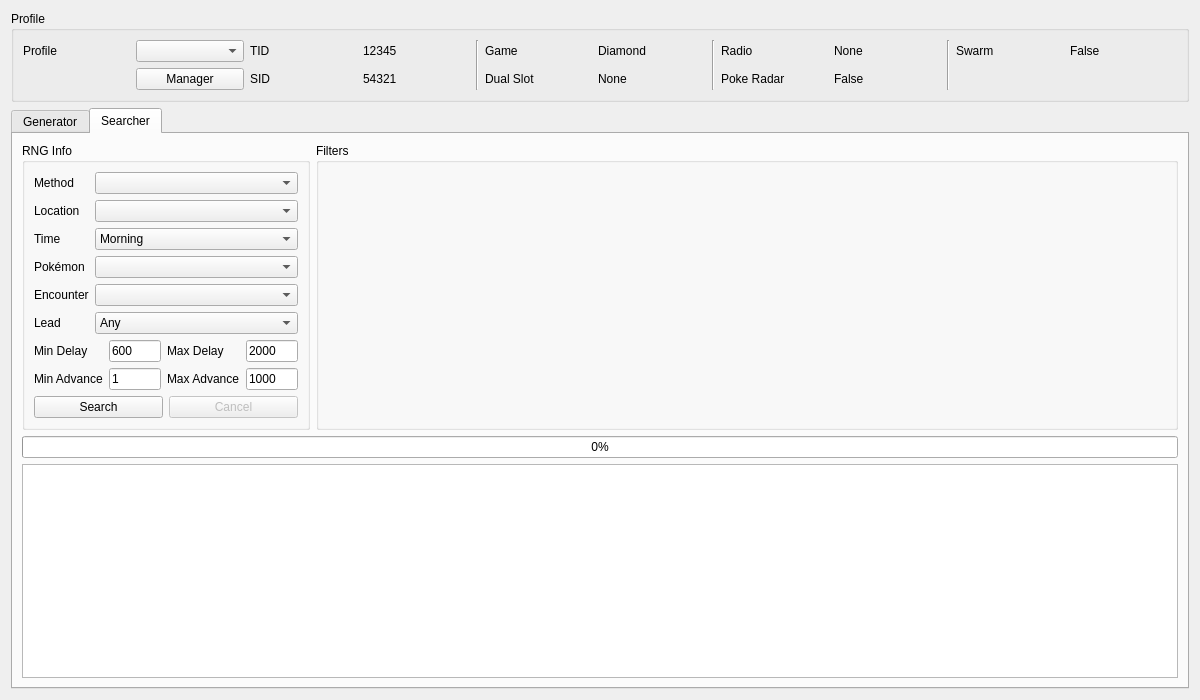
This is Source/Forms/Gen4/Wild4.ui in Admiral-Fish/PokeFinder as Qt 5 draws it before an edit. The edited form follows.
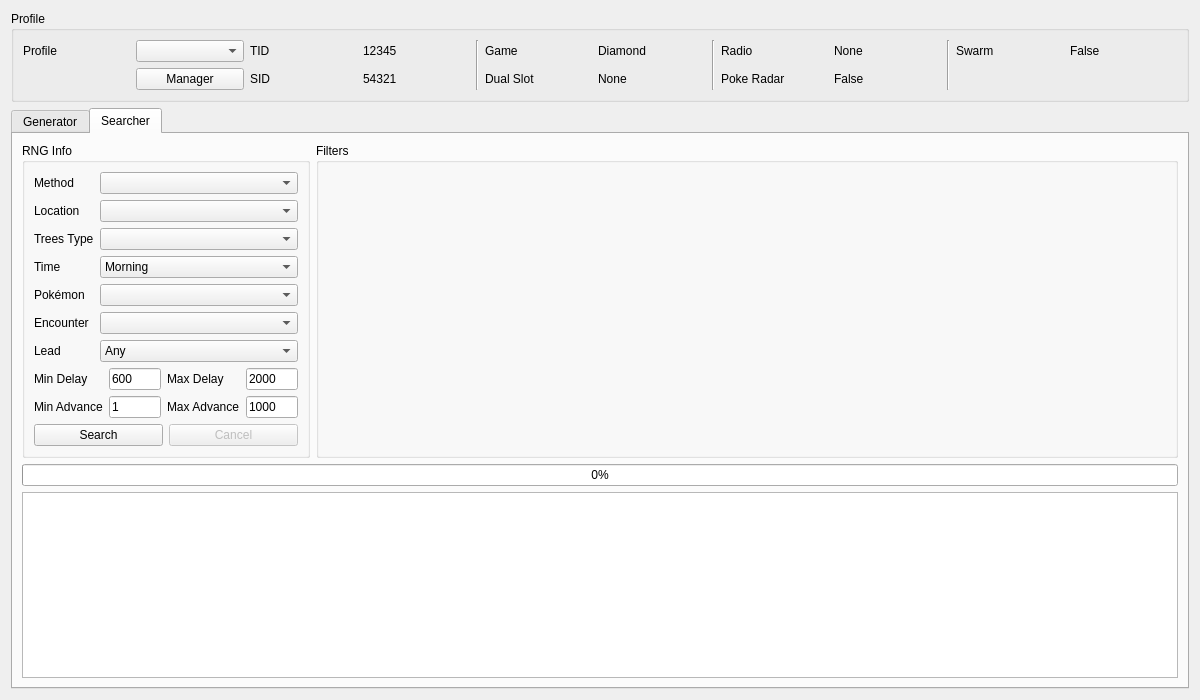
This is the edited form. The open tabs and pages were chosen to show the change. Custom widgets are drawn as their Qt base class.

Commit message: Added headbutt to searcher

```diff
--- a/Source/Forms/Gen4/Wild4.ui
+++ b/Source/Forms/Gen4/Wild4.ui
@@ -400,6 +400,62 @@
           <string>RNG Info</string>
          </property>
          <layout class="QGridLayout" name="gridLayout_6">
+          <item row="3" column="1">
+           <widget class="QComboBox" name="comboBoxSearcherTime">
+            <item>
+             <property name="text">
+              <string>Morning</string>
+             </property>
+            </item>
+            <item>
+             <property name="text">
+              <string>Day</string>
+             </property>
+            </item>
+            <item>
+             <property name="text">
+              <string>Night</string>
+             </property>
+            </item>
+           </widget>
+          </item>
+          <item row="6" column="1">
+           <widget class="ComboBox" name="comboBoxSearcherLead">
+            <item>
+             <property name="text">
+              <string>Any</string>
+             </property>
+            </item>
+            <item>
+             <property name="text">
+              <string>Synchronize</string>
+             </property>
+            </item>
+            <item>
+             <property name="text">
+              <string>Cute Charm</string>
+             </property>
+            </item>
+            <item>
+             <property name="text">
+              <string>Compound Eyes</string>
+             </property>
+            </item>
+            <item>
+             <property name="text">
+              <string>Suction Cups</string>
+             </property>
+            </item>
+            <item>
+             <property name="text">
+              <string>None</string>
+             </property>
+            </item>
+           </widget>
+          </item>
+          <item row="0" column="1">
+           <widget class="ComboBox" name="comboBoxSearcherMethod"/>
+          </item>
           <item row="0" column="0">
            <widget class="QLabel" name="labelSearcherMethod">
             <property name="sizePolicy">
@@ -413,22 +469,6 @@
             </property>
            </widget>
           </item>
-          <item row="0" column="1">
-           <widget class="ComboBox" name="comboBoxSearcherMethod"/>
-          </item>
-          <item row="1" column="0">
-           <widget class="QLabel" name="labelSearcherLocation">
-            <property name="sizePolicy">
-             <sizepolicy hsizetype="Fixed" vsizetype="Preferred">
-              <horstretch>0</horstretch>
-              <verstretch>0</verstretch>
-             </sizepolicy>
-            </property>
-            <property name="text">
-             <string>Location</string>
-            </property>
-           </widget>
-          </item>
           <item row="1" column="1">
            <widget class="QComboBox" name="comboBoxSearcherLocation">
             <property name="maxVisibleItems">
@@ -436,8 +476,8 @@
             </property>
            </widget>
           </item>
-          <item row="2" column="0">
-           <widget class="QLabel" name="labelSearcherTime">
+          <item row="6" column="0">
+           <widget class="QLabel" name="labelSearcherLead">
             <property name="sizePolicy">
              <sizepolicy hsizetype="Fixed" vsizetype="Preferred">
               <horstretch>0</horstretch>
@@ -445,30 +485,11 @@
              </sizepolicy>
             </property>
             <property name="text">
-             <string>Time</string>
+             <string>Lead</string>
             </property>
            </widget>
           </item>
-          <item row="2" column="1">
-           <widget class="QComboBox" name="comboBoxSearcherTime">
-            <item>
-             <property name="text">
-              <string>Morning</string>
-             </property>
-            </item>
-            <item>
-             <property name="text">
-              <string>Day</string>
-             </property>
-            </item>
-            <item>
-             <property name="text">
-              <string>Night</string>
-             </property>
-            </item>
-           </widget>
-          </item>
-          <item row="3" column="0">
+          <item row="4" column="0">
            <widget class="QLabel" name="labelSearcherPokemon">
             <property name="sizePolicy">
              <sizepolicy hsizetype="Fixed" vsizetype="Preferred">
@@ -481,10 +502,7 @@
             </property>
            </widget>
           </item>
-          <item row="3" column="1">
-           <widget class="ComboBox" name="comboBoxSearcherPokemon"/>
-          </item>
-          <item row="4" column="0">
+          <item row="5" column="0">
            <widget class="QLabel" name="labelSearcherEncounter">
             <property name="sizePolicy">
              <sizepolicy hsizetype="Fixed" vsizetype="Preferred">
@@ -497,57 +515,69 @@
             </property>
            </widget>
           </item>
+          <item row="3" column="0">
+           <widget class="QLabel" name="labelSearcherTime">
+            <property name="sizePolicy">
+             <sizepolicy hsizetype="Fixed" vsizetype="Preferred">
+              <horstretch>0</horstretch>
+              <verstretch>0</verstretch>
+             </sizepolicy>
+            </property>
+            <property name="text">
+             <string>Time</string>
+            </property>
+           </widget>
+          </item>
           <item row="4" column="1">
-           <widget class="ComboBox" name="comboBoxSearcherEncounter"/>
+           <widget class="ComboBox" name="comboBoxSearcherPokemon"/>
           </item>
-          <item row="5" column="0">
-           <widget class="QLabel" name="labelSearcherLead">
-            <property name="sizePolicy">
-             <sizepolicy hsizetype="Fixed" vsizetype="Preferred">
-              <horstretch>0</horstretch>
-              <verstretch>0</verstretch>
-             </sizepolicy>
-            </property>
-            <property name="text">
-             <string>Lead</string>
-            </property>
-           </widget>
+          <item row="8" column="0" colspan="2">
+           <layout class="QHBoxLayout" name="horizontalLayout">
+            <item>
+             <widget class="QPushButton" name="pushButtonSearch">
+              <property name="enabled">
+               <bool>true</bool>
+              </property>
+              <property name="text">
+               <string>Search</string>
+              </property>
+              <property name="checkable">
+               <bool>false</bool>
+              </property>
+              <property name="autoDefault">
+               <bool>false</bool>
+              </property>
+             </widget>
+            </item>
+            <item>
+             <widget class="QPushButton" name="pushButtonCancel">
+              <property name="enabled">
+               <bool>false</bool>
+              </property>
+              <property name="text">
+               <string>Cancel</string>
+              </property>
+             </widget>
+            </item>
+           </layout>
           </item>
           <item row="5" column="1">
-           <widget class="ComboBox" name="comboBoxSearcherLead">
-            <item>
-             <property name="text">
-              <string>Any</string>
-             </property>
-            </item>
-            <item>
-             <property name="text">
-              <string>Synchronize</string>
-             </property>
-            </item>
-            <item>
-             <property name="text">
-              <string>Cute Charm</string>
-             </property>
-            </item>
-            <item>
-             <property name="text">
-              <string>Compound Eyes</string>
-             </property>
-            </item>
-            <item>
-             <property name="text">
-              <string>Suction Cups</string>
-             </property>
-            </item>
-            <item>
-             <property name="text">
-              <string>None</string>
-             </property>
-            </item>
+           <widget class="ComboBox" name="comboBoxSearcherEncounter"/>
+          </item>
+          <item row="1" column="0">
+           <widget class="QLabel" name="labelSearcherLocation">
+            <property name="sizePolicy">
+             <sizepolicy hsizetype="Fixed" vsizetype="Preferred">
+              <horstretch>0</horstretch>
+              <verstretch>0</verstretch>
+             </sizepolicy>
+            </property>
+            <property name="text">
+             <string>Location</string>
+            </property>
            </widget>
           </item>
-          <item row="6" column="0" colspan="2">
+          <item row="7" column="0" colspan="2">
            <layout class="QGridLayout" name="gridLayout_2">
             <item row="0" column="0">
              <widget class="QLabel" name="labelSearcherMinDelay">
@@ -607,35 +637,15 @@
             </item>
            </layout>
           </item>
-          <item row="7" column="0" colspan="2">
-           <layout class="QHBoxLayout" name="horizontalLayout">
-            <item>
-             <widget class="QPushButton" name="pushButtonSearch">
-              <property name="enabled">
-               <bool>true</bool>
-              </property>
-              <property name="text">
-               <string>Search</string>
-              </property>
-              <property name="checkable">
-               <bool>false</bool>
-              </property>
-              <property name="autoDefault">
-               <bool>false</bool>
-              </property>
-             </widget>
-            </item>
-            <item>
-             <widget class="QPushButton" name="pushButtonCancel">
-              <property name="enabled">
-               <bool>false</bool>
-              </property>
-              <property name="text">
-               <string>Cancel</string>
-              </property>
-             </widget>
-            </item>
-           </layout>
+          <item row="2" column="1">
+           <widget class="QComboBox" name="comboBoxSearcherTreesType"/>
+          </item>
+          <item row="2" column="0">
+           <widget class="QLabel" name="labelSearcherTreesType">
+            <property name="text">
+             <string>Trees Type</string>
+            </property>
+           </widget>
           </item>
          </layout>
         </widget>
```
Left out of the diff: 1 changed line with no effect on the pictures. The commit also changes 3 other files.
